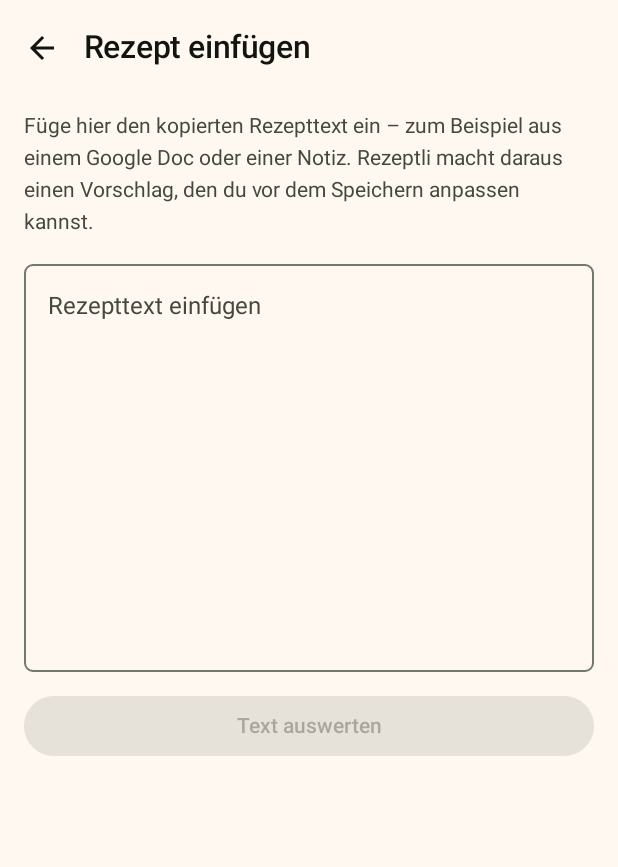
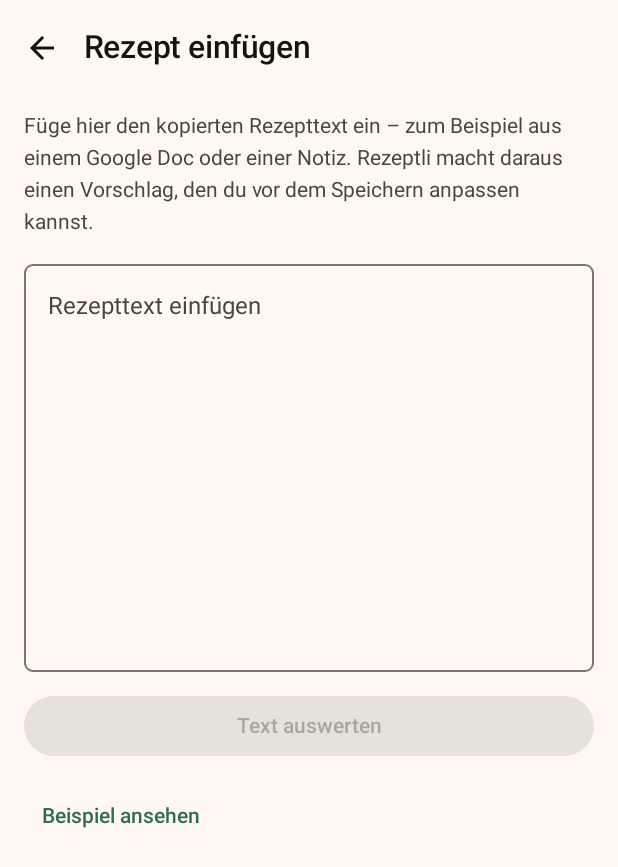
Before and after one commit to TRGamer-tech/Rezeptli, an Android app built with Jetpack Compose: the RecipeImportRoute screen opened through its navigation route, on a phone screen of 412 x 824 dp. Shown: the top 867 px of the screen. Run offline under Robolectric (Android 15) with nearby library versions, the phone set to English and light mode, and no system bars; our stand-ins replace Dagger/Hilt's generated code, paging.

Commit message:
chore: CI meldet Testzahlen, ungenutzte Strings entfernt
Die CI schreibt nach jedem Lauf eine Tabelle mit Tests und Fehlern pro
Testklasse in die Job-Zusammenfassung. Damit ist auf einen Blick sichtbar, dass
die Tests wirklich gelaufen sind - ein gruener Lauf ohne ausgefuehrte Tests
faellt sonst niemandem auf.

Ausserdem 14 Strings entfernt, die in der App keinen Platz gefunden haben, damit
niemand sie spaeter unnoetig uebersetzt. Der Beispieltext ist jetzt ueber einen
Knopf im Import erreichbar - so laesst sich der Parser ausprobieren, bevor man
ein eigenes Rezept eintippt.

Co-Authored-By: Claude Opus 5 <noreply@anthropic.com>
Claude-Session: https://claude.ai/code/session_01DLairdoJAjh3ZcdSyhhBo7

```diff
--- a/app/src/main/java/ch/rezeptli/app/presentation/recipeimport/RecipeImportScreen.kt
+++ b/app/src/main/java/ch/rezeptli/app/presentation/recipeimport/RecipeImportScreen.kt
@@ -192,6 +192,13 @@ private fun TextInputStep(
                 }
             }
         }
+
+        if (rawText.isBlank()) {
+            val example = stringResource(R.string.import_example_text)
+            TextButton(onClick = { onTextChange(example) }) {
+                Text(stringResource(R.string.import_example))
+            }
+        }
     }
 }
 
```
Also changed, not shown: app/src/main/res/values/strings.xml (+0 -14 lines), 1 other file.
